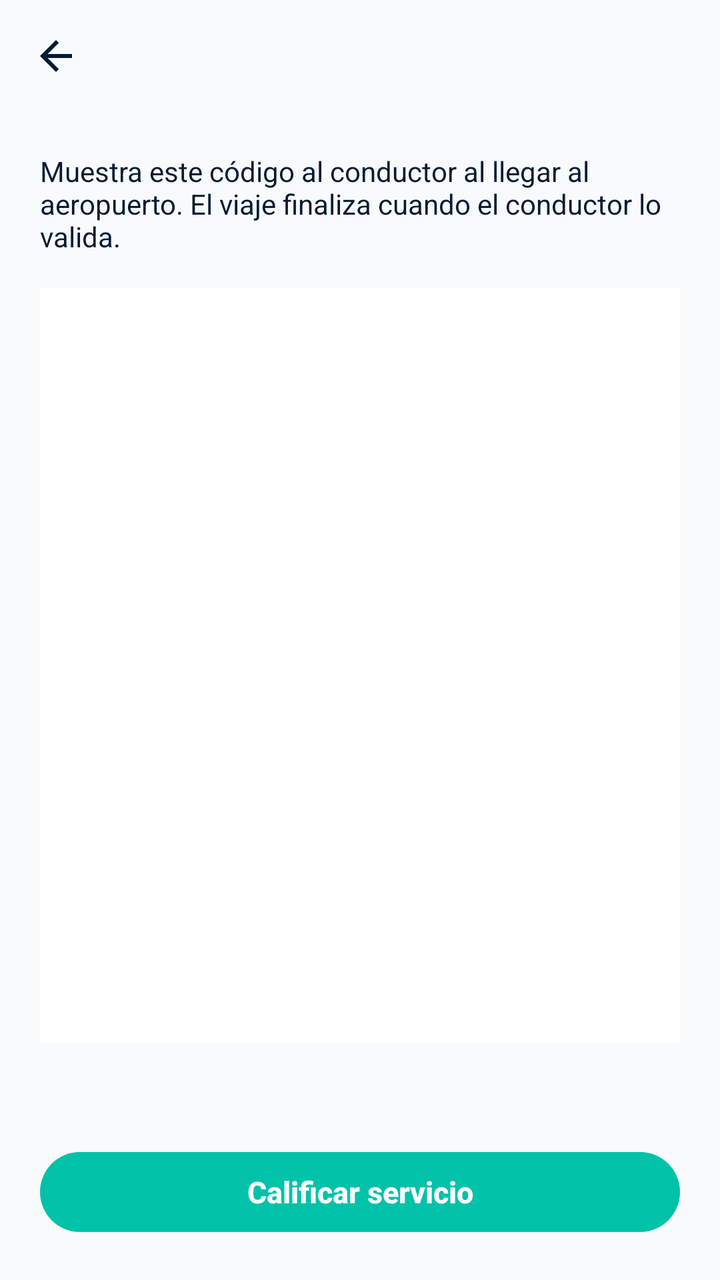
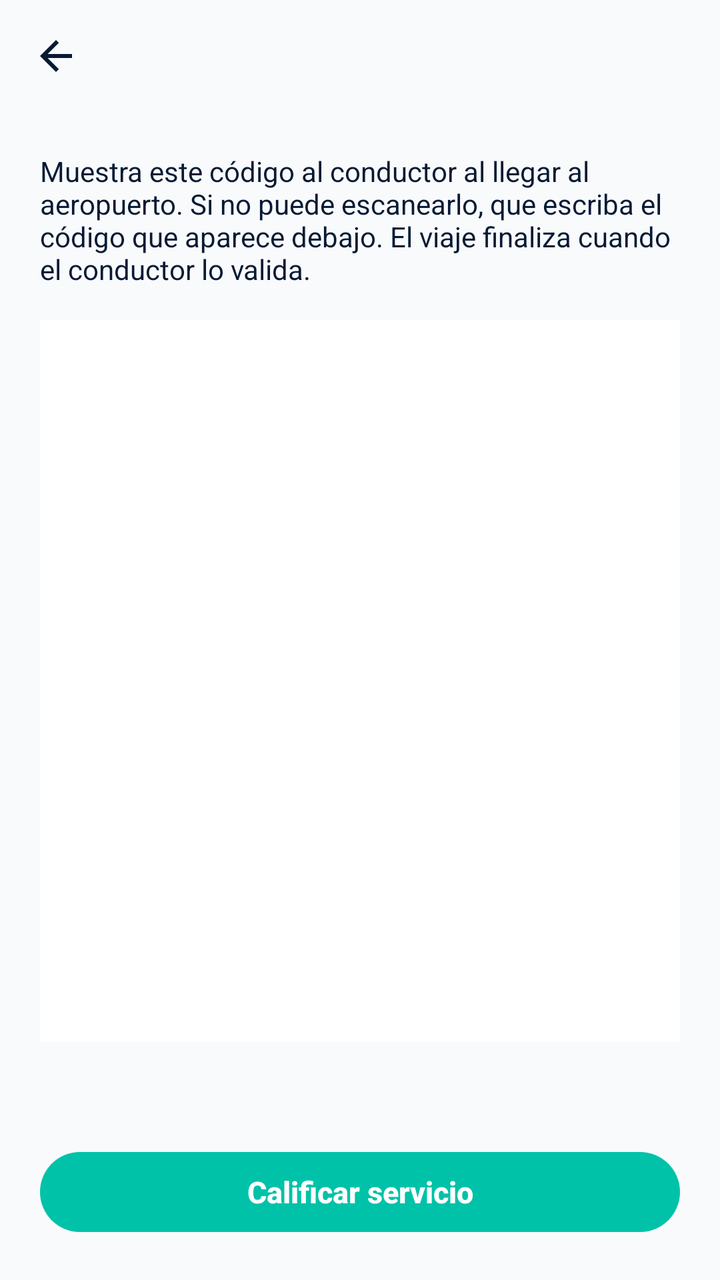

The first picture is an Android layout as it rendered before a commit; the second is the same layout after the commit. The layout source and the unified diff follow.
<!-- AndroidManifest.xml: application theme Theme.Proyecto_IOTelito -->
<!-- res/layout/activity_codigo_qr_taxi.xml -->
<?xml version="1.0" encoding="utf-8"?>
<LinearLayout xmlns:android="http://schemas.android.com/apk/res/android" xmlns:app="http://schemas.android.com/apk/res-auto" android:layout_width="match_parent" android:layout_height="match_parent" android:orientation="vertical" android:background="@color/io_background">
    <include android:id="@+id/sub_header" layout="@layout/item_sub_header"/>
    <LinearLayout android:layout_width="match_parent" android:layout_height="0dp" android:layout_weight="1" android:orientation="vertical" android:padding="20dp">
        <TextView android:layout_width="match_parent" android:layout_height="wrap_content" android:layout_marginBottom="16dp" android:text="@string/taxi_api_qr_desc" android:textColor="@color/io_navy" android:textSize="14sp"/>
        <ImageView android:id="@+id/taxi_qr_image" android:layout_width="match_parent" android:layout_height="0dp" android:layout_weight="1" android:padding="12dp" android:contentDescription="@string/taxi_api_qr" android:scaleType="fitCenter" android:background="@color/white"/>
        <TextView android:id="@+id/taxi_qr_details" android:layout_width="match_parent" android:layout_height="wrap_content" android:paddingVertical="16dp" android:textColor="@color/io_navy" android:textSize="14sp"/>
        <com.google.android.material.button.MaterialButton android:id="@+id/tv_finalizar_viaje" style="@style/Widget.IoTelito.Button.Primary" android:layout_width="match_parent" android:layout_height="wrap_content" android:minHeight="48dp" android:text="@string/taxi_api_rating"/>
    </LinearLayout>
</LinearLayout>
<!-- res/layout/item_sub_header.xml (included above) -->
<?xml version="1.0" encoding="utf-8"?>
<LinearLayout xmlns:android="http://schemas.android.com/apk/res/android"
    android:layout_width="match_parent"
    android:layout_height="wrap_content"
    android:orientation="horizontal"
    android:gravity="center_vertical"
    android:background="@color/io_background"
    android:padding="16dp">

    <ImageView
        android:id="@+id/iv_back"
        android:layout_width="24dp"
        android:layout_height="24dp"
        android:src="@drawable/ic_arrow_back"
        android:tint="@color/io_text_primary"
        android:clickable="true"
        android:focusable="true"
        android:background="?attr/selectableItemBackgroundBorderless"
        android:contentDescription="@string/cd_regresar" />

    <TextView
        android:id="@+id/tv_title"
        android:layout_width="0dp"
        android:layout_height="wrap_content"
        android:layout_weight="1"
        android:layout_marginStart="12dp"
        android:ellipsize="end"
        android:maxLines="1"
        android:textColor="@color/io_text_primary"
        android:textSize="16sp"
        android:textStyle="bold" />

</LinearLayout>
<!-- resources referenced by this layout -->
<resources>
  <color name="io_background">#F8FAFC</color>
  <color name="io_navy">#FF071A33</color>
  <color name="io_text_primary">#071A33</color>
  <color name="white">#FFFFFFFF</color>
  <!-- drawable ic_arrow_back (drawable) -->
  <vector xmlns:android="http://schemas.android.com/apk/res/android"
      android:width="24dp"
      android:height="24dp"
      android:viewportWidth="24"
      android:viewportHeight="24">
      <path
          android:fillColor="#FF000000"
          android:pathData="M20,11H7.83l5.59,-5.59L12,4l-8,8 8,8 1.41,-1.41L7.83,13H20v-2z" />
  </vector>
  <string name="cd_regresar">Regresar</string>
  <string name="taxi_api_qr">Mostrar código QR</string>
  <string name="taxi_api_qr_desc">Muestra este código al conductor al llegar al aeropuerto. El viaje finaliza cuando el conductor lo valida.</string>
  <string name="taxi_api_rating">Calificar servicio</string>
  <style name="Widget.IoTelito.Button.Primary" parent="Widget.Material3.Button">
          <item name="backgroundTint">@color/io_teal</item>
          <item name="cornerRadius">100dp</item>
          <item name="android:textAllCaps">false</item>
          <item name="android:textSize">15sp</item>
          <item name="android:textStyle">bold</item>
          <item name="android:letterSpacing">0</item>
      </style>
  <style name="Theme.Proyecto_IOTelito" parent="Base.Theme.Proyecto_IOTelito" />
  <color name="io_teal">#00C2A8</color>
  <style name="Base.Theme.Proyecto_IOTelito" parent="Theme.Material3.Light.NoActionBar">
          <item name="colorPrimary">@color/io_teal</item>
          <item name="colorOnPrimary">@color/white</item>
          <item name="colorSecondary">@color/io_text_primary</item>
          <item name="android:windowBackground">@color/io_background</item>
          <item name="android:statusBarColor">@color/io_background</item>
          <item name="android:windowLightStatusBar">true</item>
          <item name="android:navigationBarColor">@color/white</item>
          <item name="android:windowLightNavigationBar">true</item>
      </style>
</resources>

<!-- the commit's change to res/layout/activity_codigo_qr_taxi.xml (unified diff, before → after) -->
@@ -4,6 +4,8 @@
     <LinearLayout android:layout_width="match_parent" android:layout_height="0dp" android:layout_weight="1" android:orientation="vertical" android:padding="20dp">
         <TextView android:layout_width="match_parent" android:layout_height="wrap_content" android:layout_marginBottom="16dp" android:text="@string/taxi_api_qr_desc" android:textColor="@color/io_navy" android:textSize="14sp"/>
         <ImageView android:id="@+id/taxi_qr_image" android:layout_width="match_parent" android:layout_height="0dp" android:layout_weight="1" android:padding="12dp" android:contentDescription="@string/taxi_api_qr" android:scaleType="fitCenter" android:background="@color/white"/>
+        
+        <TextView android:id="@+id/taxi_qr_codigo" android:layout_width="match_parent" android:layout_height="wrap_content" android:layout_marginTop="10dp" android:gravity="center" android:fontFamily="monospace" android:textStyle="bold" android:textSize="17sp" android:textColor="@color/io_navy" android:textIsSelectable="true" android:visibility="gone"/>
         <TextView android:id="@+id/taxi_qr_details" android:layout_width="match_parent" android:layout_height="wrap_content" android:paddingVertical="16dp" android:textColor="@color/io_navy" android:textSize="14sp"/>
         <com.google.android.material.button.MaterialButton android:id="@+id/tv_finalizar_viaje" style="@style/Widget.IoTelito.Button.Primary" android:layout_width="match_parent" android:layout_height="wrap_content" android:minHeight="48dp" android:text="@string/taxi_api_rating"/>
     </LinearLayout>
<!-- resource entries referenced after the edit -->
@@ -16,7 +16,7 @@
   </vector>
   <string name="cd_regresar">Regresar</string>
   <string name="taxi_api_qr">Mostrar código QR</string>
-  <string name="taxi_api_qr_desc">Muestra este código al conductor al llegar al aeropuerto. El viaje finaliza cuando el conductor lo valida.</string>
+  <string name="taxi_api_qr_desc">Muestra este código al conductor al llegar al aeropuerto. Si no puede escanearlo, que escriba el código que aparece debajo. El viaje finaliza cuando el conductor lo valida.</string>
   <string name="taxi_api_rating">Calificar servicio</string>
   <style name="Widget.IoTelito.Button.Primary" parent="Widget.Material3.Button">
           <item name="backgroundTint">@color/io_teal</item>
